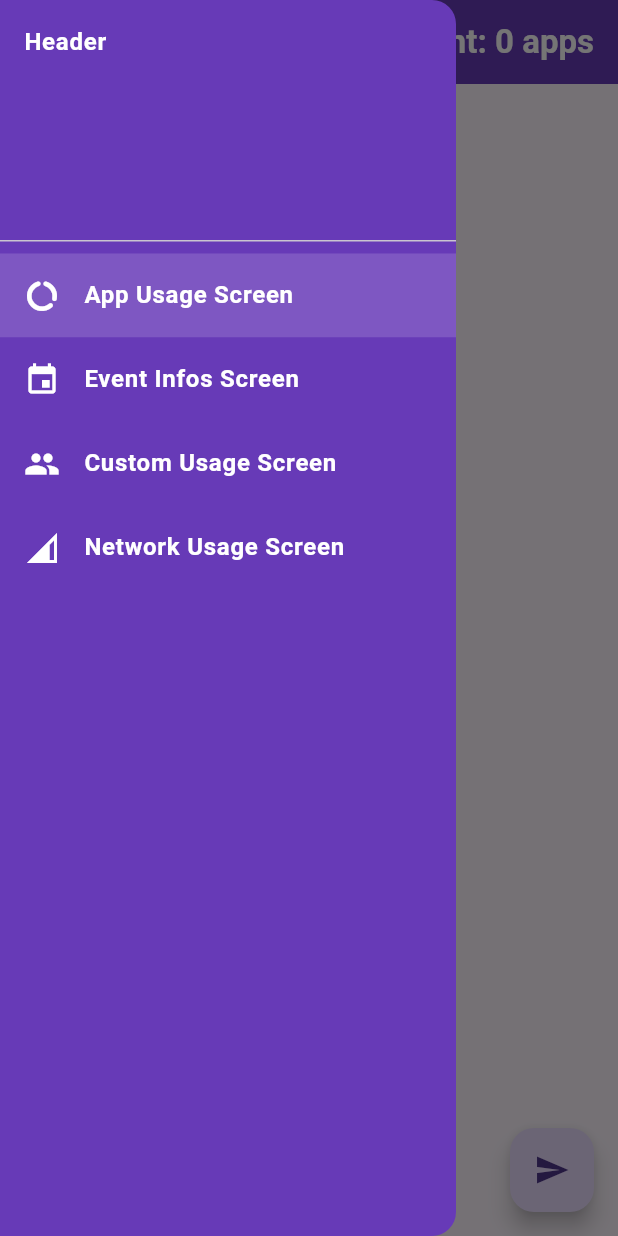
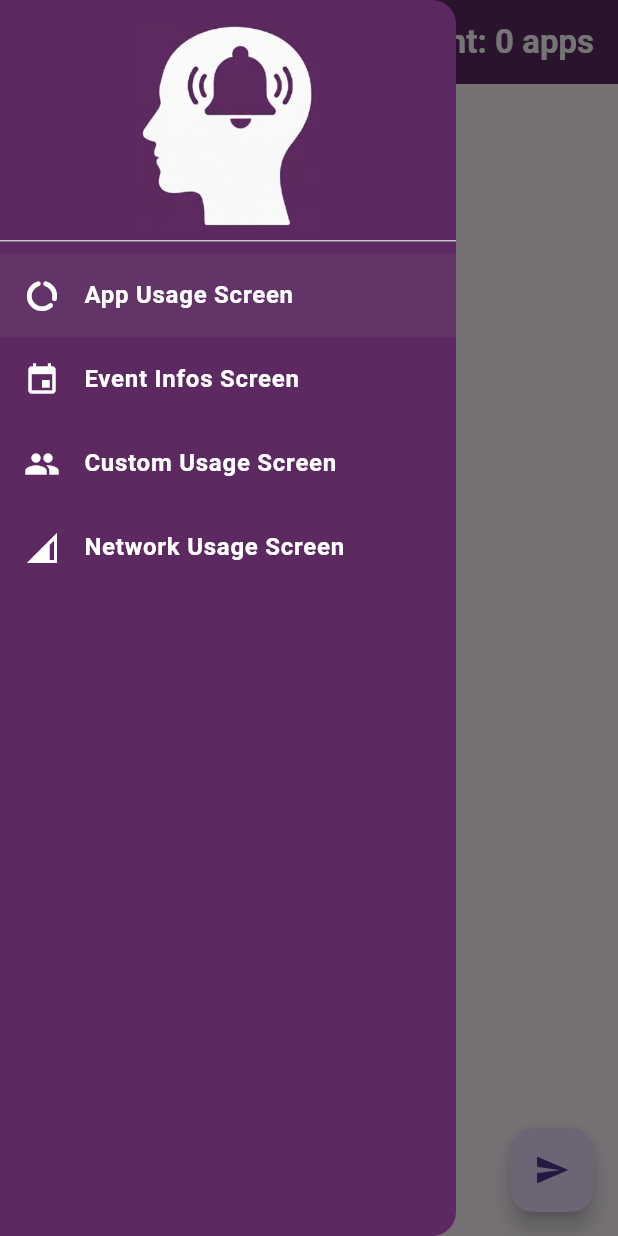
Before and after one commit to haroldraj/aware_me, a Flutter app: the screen it shows after launch, with the side drawer open, on a phone screen of 412 x 824 dp. Run offline on Flutter 3.47's test engine with Material 3 defaults, Android fonts, the phone set to English and light mode, and no system bars; our stand-ins replace flutter_dotenv, logger, shared_preferences; missing offline and left inert: app_usage, usage_stats.

Commit message:
use custom color

```diff
--- a/mobile/lib/constants/constants.dart
+++ b/mobile/lib/constants/constants.dart
@@ -1,5 +1,11 @@
+import 'package:flutter/material.dart';
 import 'package:flutter_dotenv/flutter_dotenv.dart';
 
 class Url {
   static String base = dotenv.env['API_BASE_URL'] ?? "http://localhost:8000";
 }
+
+class CustomColors {
+  static Color bgColor = Color(0xFF5c2961);
+  static Color selectedColor = Color(0xCC643768);
+}
--- a/mobile/lib/screens/app_usage_screen.dart
+++ b/mobile/lib/screens/app_usage_screen.dart
@@ -144,14 +144,21 @@ class _AppUsageScreenState extends State<AppUsageScreen> {
         title: Row(
           mainAxisAlignment: MainAxisAlignment.spaceBetween,
           children: [
-            Text("App", style: const TextStyle(fontWeight: FontWeight.bold)),
-            Text(
-              "Count: $_infosCount apps",
-              style: const TextStyle(fontWeight: FontWeight.bold),
+            Flexible(
+              child: Text(
+                "App",
+                style: const TextStyle(fontWeight: FontWeight.bold),
+              ),
+            ),
+            Flexible(
+              child: Text(
+                "Count: $_infosCount apps",
+                style: const TextStyle(fontWeight: FontWeight.bold),
+              ),
             ),
           ],
         ),
-        backgroundColor: Colors.deepPurple,
+        backgroundColor: CustomColors.bgColor,
         foregroundColor: Colors.white,
       ),
       drawer: CustomDrawer(screenName: "App Usage"),
--- a/mobile/lib/screens/widgets/custom_drawer.dart
+++ b/mobile/lib/screens/widgets/custom_drawer.dart
@@ -1,3 +1,4 @@
+import 'package:aware_me/constants/constants.dart';
 import 'package:aware_me/screens/app_usage_screen.dart';
 import 'package:aware_me/screens/custom_usage_screen.dart';
 import 'package:aware_me/screens/event_infos_screen.dart';
@@ -30,17 +31,11 @@ class _CustomDrawerState extends State<CustomDrawer> {
   @override
   Widget build(BuildContext context) {
     return Drawer(
-      backgroundColor: Colors.deepPurple,
+      backgroundColor: CustomColors.bgColor,
       child: ListView(
         children: [
           DrawerHeader(
-            child: Text(
-              "Header",
-              style: TextStyle(
-                color: Colors.white,
-                fontWeight: FontWeight.bold,
-              ),
-            ),
+            child: Image(image: AssetImage("img/logo_aware_me_face.png")),
           ),
           ListTile(
             leading: Icon(Icons.data_usage_rounded, color: Colors.white),
@@ -53,8 +48,8 @@ class _CustomDrawerState extends State<CustomDrawer> {
             ),
             enabled: !(widget.screenName == APP_USAGE),
             tileColor: widget.screenName == APP_USAGE
-                ? Colors.deepPurple[400]
-                : Colors.deepPurple,
+                ? CustomColors.selectedColor
+                : CustomColors.bgColor,
             onTap: () {
               Navigator.of(context).pushReplacement(
                 MaterialPageRoute(builder: (context) => AppUsageScreen()),
@@ -72,8 +67,8 @@ class _CustomDrawerState extends State<CustomDrawer> {
             ),
             enabled: !(widget.screenName == EVENT_INFO),
             tileColor: widget.screenName == EVENT_INFO
-                ? Colors.deepPurple[400]
-                : Colors.deepPurple,
+                ? CustomColors.selectedColor
+                : CustomColors.bgColor,
             onTap: () {
               Navigator.of(context).pushReplacement(
                 MaterialPageRoute(builder: (context) => EventInfosScreen()),
@@ -91,8 +86,8 @@ class _CustomDrawerState extends State<CustomDrawer> {
             ),
             enabled: !(widget.screenName == CUSTOM_USAGE),
             tileColor: widget.screenName == CUSTOM_USAGE
-                ? Colors.deepPurple[400]
-                : Colors.deepPurple,
+                ? CustomColors.selectedColor
+                : CustomColors.bgColor,
             onTap: () {
               Navigator.of(context).pushReplacement(
                 MaterialPageRoute(builder: (context) => CustomUsageScreen()),
@@ -110,8 +105,8 @@ class _CustomDrawerState extends State<CustomDrawer> {
             ),
             enabled: !(widget.screenName == NETWORK_USAGE),
             tileColor: widget.screenName == NETWORK_USAGE
-                ? Colors.deepPurple[400]
-                : Colors.deepPurple,
+                ? CustomColors.selectedColor
+                : CustomColors.bgColor,
             onTap: () {
               Navigator.of(context).pushReplacement(
                 MaterialPageRoute(builder: (context) => NetworkUsageScreen()),
```
Also changed, not shown: mobile/lib/screens/custom_usage_screen.dart (+12 -5 lines), mobile/lib/screens/event_infos_screen.dart (+12 -5 lines), mobile/lib/screens/network_usage_screen.dart (+11 -7 lines).
